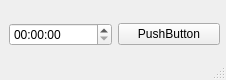
Above: lib/mainwindow.ui from lordkeks/sleeptimer before the change. Below: the same form after it.
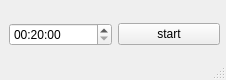
That is the form after the change.

Commit message: start/pause button done

```diff
--- a/lib/mainwindow.ui
+++ b/lib/mainwindow.ui
@@ -25,12 +25,23 @@
     </property>
     <layout class="QHBoxLayout" name="horizontalLayout">
      <item>
-      <widget class="QTimeEdit" name="timeEdit"/>
+      <widget class="QTimeEdit" name="timeEdit">
+       <property name="toolTip">
+        <string>HH:mm</string>
+       </property>
+       <property name="time">
+        <time>
+         <hour>0</hour>
+         <minute>20</minute>
+         <second>0</second>
+        </time>
+       </property>
+      </widget>
      </item>
      <item>
       <widget class="QPushButton" name="pushButton">
        <property name="text">
-        <string>PushButton</string>
+        <string>start</string>
        </property>
       </widget>
      </item>
```
The commit also changes 2 other files.
